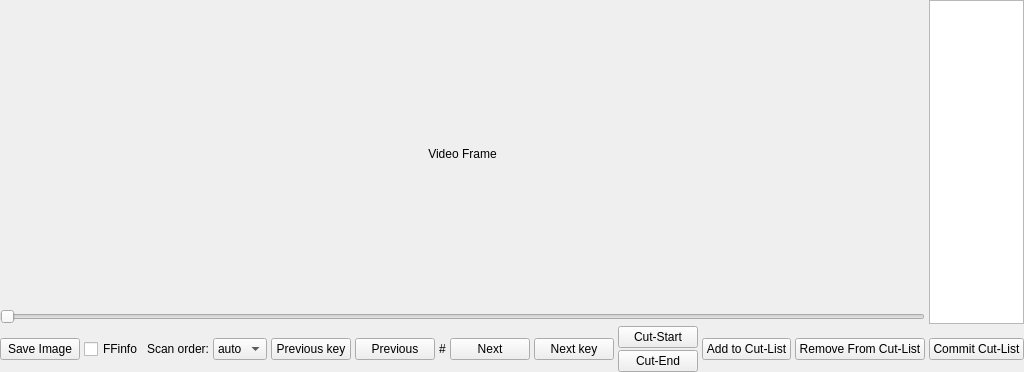
Old version of the form tools/viewer/AVSViewer.ui in the repository Selur/MKVCutter.
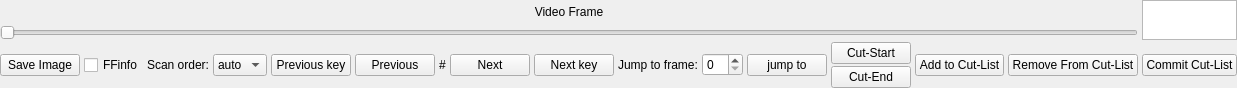
New version of the form. Custom widgets are drawn as their Qt base class.

What changed in the file:
```diff
--- a/tools/viewer/AVSViewer.ui
+++ b/tools/viewer/AVSViewer.ui
@@ -6,8 +6,8 @@
    <rect>
     <x>0</x>
     <y>0</y>
-    <width>794</width>
-    <height>372</height>
+    <width>1154</width>
+    <height>88</height>
    </rect>
   </property>
   <property name="sizePolicy">
@@ -218,6 +218,29 @@
        </property>
       </widget>
      </item>
+     <item>
+      <widget class="QLabel" name="label">
+       <property name="sizePolicy">
+        <sizepolicy hsizetype="Fixed" vsizetype="Fixed">
+         <horstretch>0</horstretch>
+         <verstretch>0</verstretch>
+        </sizepolicy>
+       </property>
+       <property name="text">
+        <string>Jump to frame:</string>
+       </property>
+      </widget>
+     </item>
+     <item>
+      <widget class="QSpinBox" name="jumpToSpinBox">
+       <property name="sizePolicy">
+        <sizepolicy hsizetype="Fixed" vsizetype="Fixed">
+         <horstretch>0</horstretch>
+         <verstretch>0</verstretch>
+        </sizepolicy>
+       </property>
+      </widget>
+     </item>
      <item>
       <spacer name="horizontalSpacer_2">
        <property name="orientation">
@@ -231,6 +254,32 @@
        </property>
       </spacer>
      </item>
+     <item>
+      <widget class="QPushButton" name="jumpToPushButton">
+       <property name="sizePolicy">
+        <sizepolicy hsizetype="Fixed" vsizetype="Fixed">
+         <horstretch>0</horstretch>
+         <verstretch>0</verstretch>
+        </sizepolicy>
+       </property>
+       <property name="text">
+        <string>jump to</string>
+       </property>
+      </widget>
+     </item>
+     <item>
+      <spacer name="horizontalSpacer_3">
+       <property name="orientation">
+        <enum>Qt::Horizontal</enum>
+       </property>
+       <property name="sizeHint" stdset="0">
+        <size>
+         <width>0</width>
+         <height>10</height>
+        </size>
+       </property>
+      </spacer>
+     </item>
      <item>
       <layout class="QVBoxLayout" name="verticalLayout">
        <property name="spacing">
```
